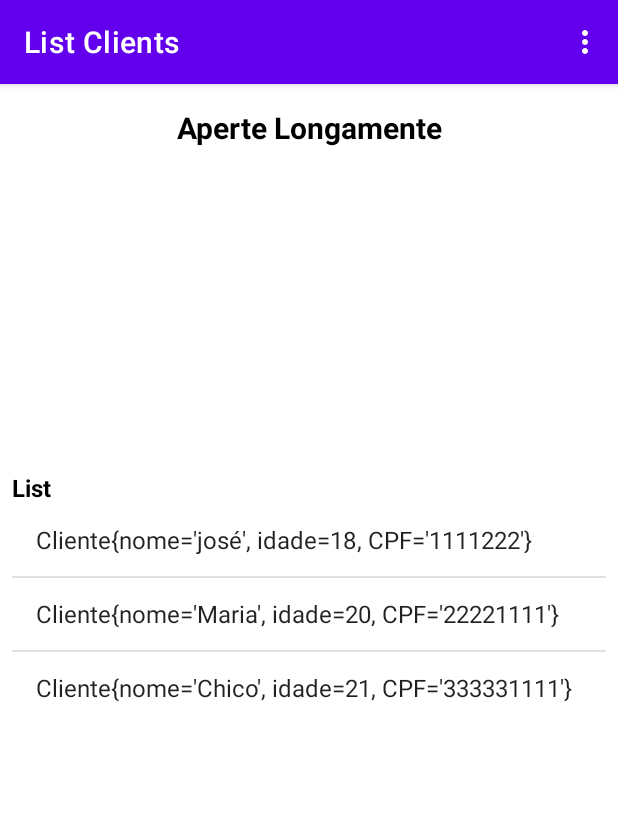
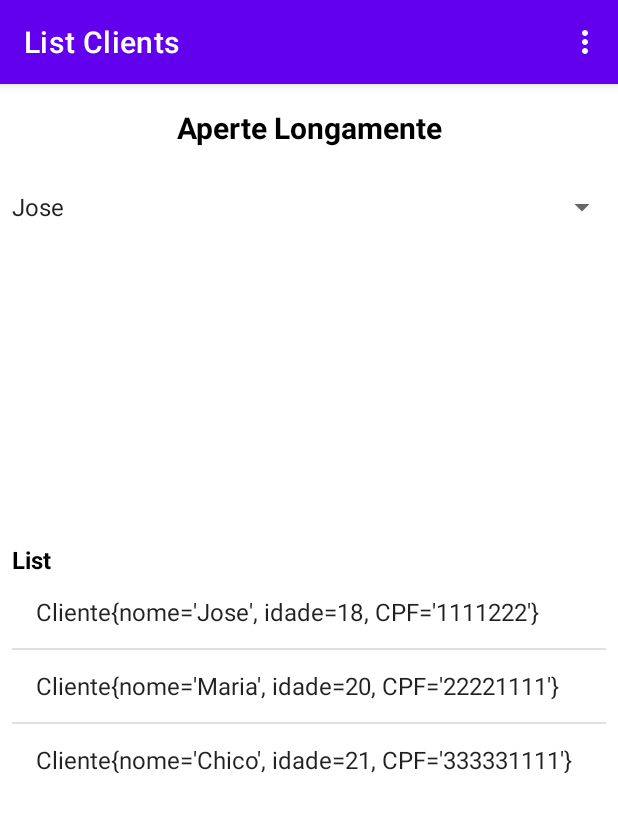
Before and after one commit to EllitonDias/FirstApp, an Android app: the ListV screen opened directly, with no data from a screen before it, on a phone screen of 412 x 824 dp. Shown: the top 813 px of the screen. Run offline under Robolectric (Android 15) with nearby library versions, the phone set to English and light mode, and no system bars.

Commit message:
Add files via upload

```diff
--- a/FirstApp/app/src/main/java/br/com/ufc/firstapp/activity/ListV.java
+++ b/FirstApp/app/src/main/java/br/com/ufc/firstapp/activity/ListV.java
@@ -6,6 +6,7 @@ import android.view.MenuItem;
 import android.view.View;
 import android.widget.ArrayAdapter;
 import android.widget.ListView;
+import android.widget.Spinner;
 import android.widget.TextView;
 import android.widget.Toast;
 
@@ -26,12 +27,23 @@ public class ListV extends AppCompatActivity {
         super.onCreate(savedInstanceState);
         setContentView(R.layout.activity_list_view);
         setTitle("List Clients");
+
+        menuDropDown();
+
         longC();
 
         ListView list = findViewById(R.id.list_view_Lista);
         List<Cliente> client = clients();
         ArrayAdapter<Cliente> adapter = new ArrayAdapter<>(this, android.R.layout.simple_list_item_1,client);
         list.setAdapter(adapter);
+    }
+
+    private void menuDropDown() {
+        Spinner menu_nome = findViewById(R.id.activity_list_view_menuS);
+        ArrayAdapter<CharSequence> adp = ArrayAdapter.createFromResource(this,R.array.menu_Nome,
+                android.R.layout.simple_spinner_item);
+        adp.setDropDownViewResource(android.R.layout.simple_spinner_item);
+        menu_nome.setAdapter(adp);
     }
 
     @Override
@@ -70,7 +82,7 @@ public class ListV extends AppCompatActivity {
 
     private List<Cliente> clients() {
         return new ArrayList<>(Arrays.asList(
-                new Cliente("josé",18,"1111222"),
+                new Cliente("Jose",18,"1111222"),
                 new Cliente("Maria",20,"22221111"),
                 new Cliente("Chico",21,"333331111")));
     }
--- a/FirstApp/app/src/main/res/layout/activity_list_view.xml
+++ b/FirstApp/app/src/main/res/layout/activity_list_view.xml
@@ -19,6 +19,14 @@
         android:textSize="20sp"
         android:textStyle="bold" />
 
+    <Spinner
+        android:id="@+id/activity_list_view_menuS"
+        android:layout_width="match_parent"
+        android:layout_height="wrap_content"
+        android:contentDescription="@string/menu_Drop"
+        android:minHeight="48dp"
+        android:spinnerMode="dropdown" />
+
     <TextView
         android:id="@+id/activity_list_viw_txtList"
         android:layout_width="match_parent"
--- a/FirstApp/app/src/main/res/values/strings.xml
+++ b/FirstApp/app/src/main/res/values/strings.xml
@@ -12,4 +12,10 @@
     <string name="item_Sim">Sim</string>
     <string name="item_Nao">Não</string>
     <string name="item_Talvez">Talvez</string>
+    <string name="menu_Drop">Menu DropDown</string>
+    <string-array name="menu_Nome">
+        <item>Jose</item>
+        <item>Maria</item>
+        <item>Chico</item>
+    </string-array>
 </resources>
```
